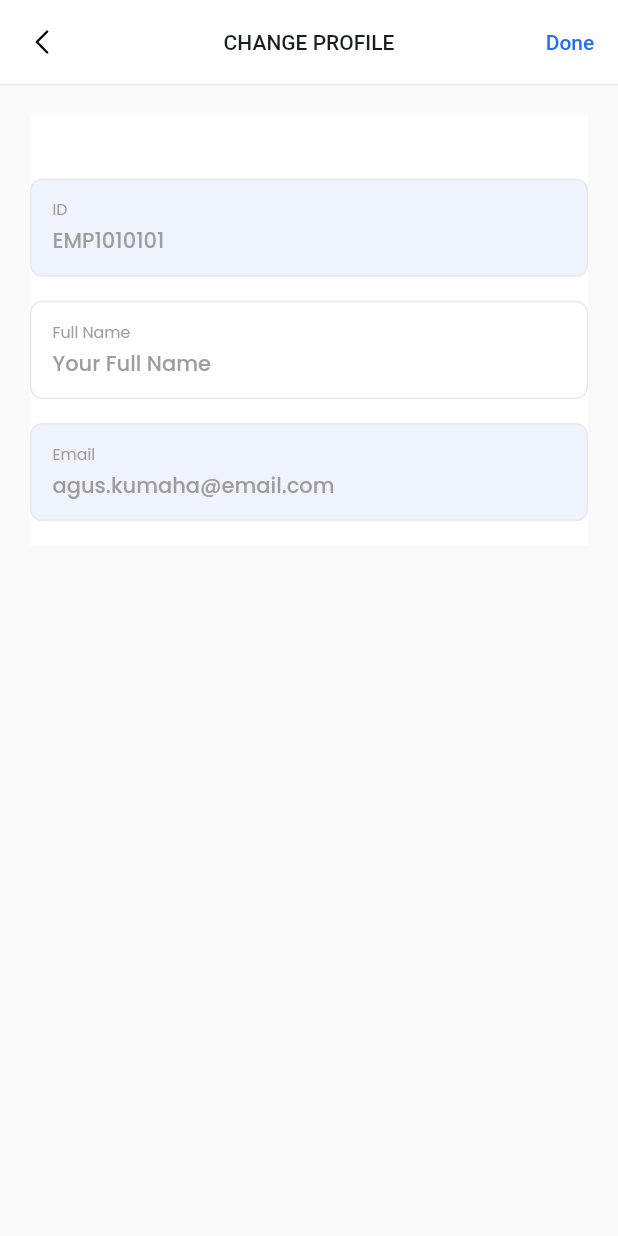
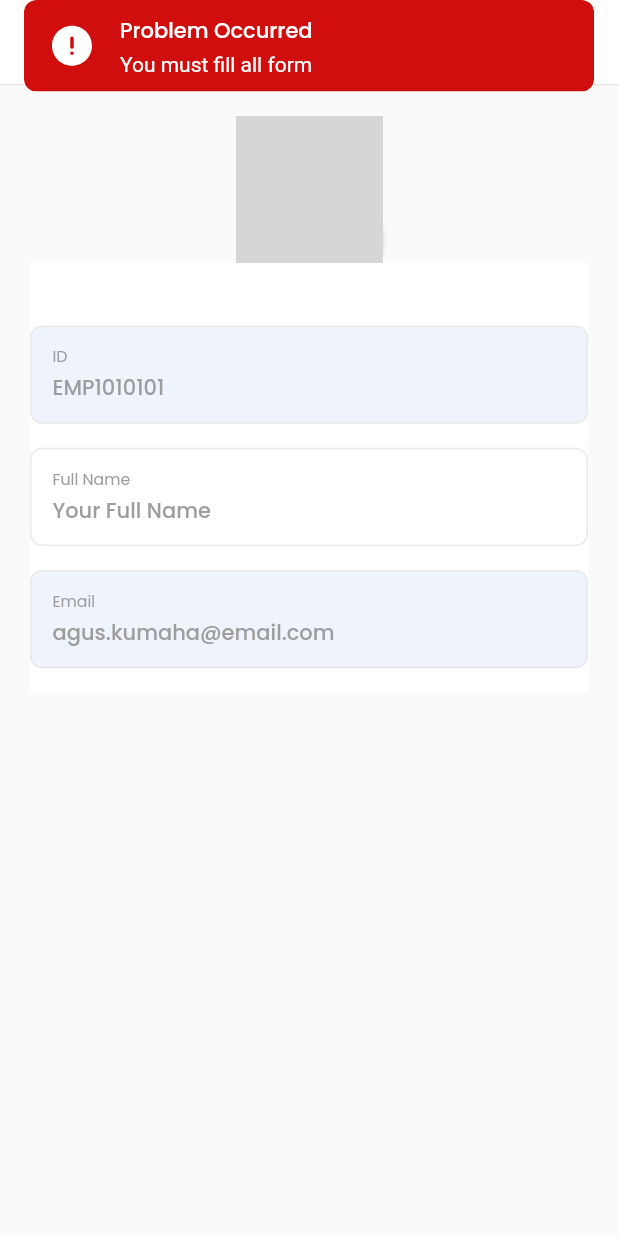
Before and after one commit to superosystem/fresensi, a Flutter app: the UpdateProfileView screen opened directly with empty values, after a tap on "Done", on a phone screen of 412 x 824 dp. Run offline on Flutter 3.47's test engine with Material 2 defaults, Android fonts, the phone set to English and light mode, and no system bars; our stand-ins replace cloud_firestore, firebase_auth, firebase_core, firebase_storage, flutter_svg, get and 1 more; accounts and stored records are empty; network calls fail; grey boxes are pictures that could not be loaded.

Commit message:
upload avatar

```diff
--- a/lib/app/modules/account/update_password/views/update_password_view.dart
+++ b/lib/app/modules/account/update_password/views/update_password_view.dart
@@ -14,7 +14,7 @@ class UpdatePasswordView extends GetView<UpdatePasswordController> {
     return Scaffold(
       appBar: AppBar(
         title: Text(
-          'Change Password',
+          'CHANGE PASSWORD',
           style: TextStyle(
             color: AppColor.secondary,
             fontSize: 14,
--- a/lib/app/modules/account/update_profile/controllers/update_profile_controller.dart
+++ b/lib/app/modules/account/update_profile/controllers/update_profile_controller.dart
@@ -1,23 +1,32 @@
+import 'dart:io';
+
 import 'package:cloud_firestore/cloud_firestore.dart';
 import 'package:firebase_auth/firebase_auth.dart';
+import 'package:firebase_storage/firebase_storage.dart' as s;
 import 'package:flutter/foundation.dart';
 import 'package:flutter/material.dart';
 import 'package:fresensi/app/widgets/toast_custom.dart';
 import 'package:get/get.dart';
+import 'package:image_picker/image_picker.dart';
 
 class UpdateProfileController extends GetxController {
   RxBool isLoading = false.obs;
 
   final Map<String, dynamic> user = Get.arguments;
+  final ImagePicker picker = ImagePicker();
+  XFile? image;
+
   TextEditingController idC = TextEditingController();
   TextEditingController nameC = TextEditingController();
   TextEditingController emailC = TextEditingController();
 
   FirebaseFirestore firestore = FirebaseFirestore.instance;
   FirebaseAuth auth = FirebaseAuth.instance;
+  s.FirebaseStorage storage = s.FirebaseStorage.instance;
 
   @override
   void onInit() {
+    super.onInit();
     idC.text = user['id'];
     nameC.text = user['name'];
     emailC.text = user['email'];
@@ -27,7 +36,9 @@ class UpdateProfileController extends GetxController {
     // get uid user
     String uid = auth.currentUser!.uid;
 
-    if (idC.text.isNotEmpty && nameC.text.isNotEmpty && emailC.text.isNotEmpty) {
+    if (idC.text.isNotEmpty &&
+        nameC.text.isNotEmpty &&
+        emailC.text.isNotEmpty) {
       isLoading.value = true;
 
       try {
@@ -35,21 +46,63 @@ class UpdateProfileController extends GetxController {
         Map<String, dynamic> data = {
           "name": nameC.text,
         };
+        if (image != null) {
+          // upload avatar image to storage
+          File file = File(image!.path);
+          String ext = image!.name.split(".").last;
+          String upDir = "$uid/avatar.$ext";
+          await storage.ref(upDir).putFile(file);
+          String avatarUrl = await storage.ref(upDir).getDownloadURL();
+
+          data.addAll({"avatar": avatarUrl});
+        }
+
         // on update data
         await firestore.collection("employee").doc(uid).update(data);
 
+        image = null;
         Get.back();
         ToastCustom.successToast("Success", "Profile has been changed");
-      }catch(e) {
+      } catch (e) {
         ToastCustom.errorToast("Problem Occurred", "Can not update profile");
         if (kDebugMode) {
           print("ERROR: ${e.toString()}");
         }
-      }finally{
+      } finally {
         isLoading.value = false;
       }
+    }else{
       ToastCustom.errorToast("Problem Occurred", "You must fill all form");
     }
   }
 
+  void pickImage() async {
+    image = await picker.pickImage(source: ImageSource.gallery);
+    if (image != null) {
+      if (kDebugMode) {
+        print(image!.path);
+      }
+      if (kDebugMode) {
+        print(image!.name.split(".").last);
+      }
+    }
+    update();
+  }
+
+  void deleteAvatar() async {
+    String uid = auth.currentUser!.uid;
+    try {
+      await firestore.collection("employee").doc(uid).update({
+        "avatar": FieldValue.delete(),
+      });
+      Get.back();
+
+      Get.snackbar("Success", "Account has been deleted");
+    } catch (e) {
+      Get.snackbar(
+          "Problem Occurred", "Can not delete avatar. Karena ${e.toString()}");
+    } finally {
+      update();
+    }
+  }
 }
--- a/lib/app/modules/account/update_profile/views/update_profile_view.dart
+++ b/lib/app/modules/account/update_profile/views/update_profile_view.dart
@@ -1,6 +1,9 @@
+import 'dart:io';
+
 import 'package:flutter/material.dart';
 import 'package:flutter_svg/flutter_svg.dart';
 import 'package:fresensi/app/data/app_color.dart';
+import 'package:fresensi/app/data/constants.dart';
 import 'package:fresensi/app/widgets/input_custom.dart';
 import 'package:get/get.dart';
 
@@ -8,6 +11,8 @@ import '../controllers/update_profile_controller.dart';
 
 class UpdateProfileView extends GetView<UpdateProfileController> {
   final Map<String, dynamic> user = Get.arguments;
+
+  UpdateProfileView({super.key});
 
   @override
   Widget build(BuildContext context) {
@@ -58,6 +63,63 @@ class UpdateProfileView extends GetView<UpdateProfileController> {
         padding: const EdgeInsets.all(20),
         children: [
           // SECTION 1 - Profile Picture
+          Center(
+            child: Stack(
+              children: [
+                GetBuilder<UpdateProfileController>(
+                  builder: (controller) {
+                    if (controller.image != null) {
+                      return ClipOval(
+                        child: Container(
+                          width: 100,
+                          height: 100,
+                          color: AppColor.primaryExtraSoft,
+                          child: Image.file(
+                            File(controller.image!.path),
+                            fit: BoxFit.cover,
+                          ),
+                        ),
+                      );
+                    } else {
+                      return ClipOval(
+                        child: Container(
+                          width: 98,
+                          height: 98,
+                          color: AppColor.primaryExtraSoft,
+                          child: Image.network(
+                            (user["avatar"] == null || user['avatar'] == "")
+                                ? "$defaultAvatarUrl + ${user['name']}"
+                                : user['avatar'],
+                            fit: BoxFit.cover,
+                          ),
+                        ),
+                      );
+                    }
+                  },
+                ),
+                Positioned(
+                  bottom: 0,
+                  right: 0,
+                  child: SizedBox(
+                    width: 36,
+                    height: 36,
+                    child: ElevatedButton(
+                      onPressed: () {
+                        controller.pickImage();
+                      },
+                      style: ElevatedButton.styleFrom(
+                        padding: EdgeInsets.zero,
+                        shape: RoundedRectangleBorder(
+                          borderRadius: BorderRadius.circular(100),
+                        ),
+                      ),
+                      child: SvgPicture.asset('assets/icons/camera.svg'),
+                    ),
+                  ),
+                ),
+              ],
+            ),
+          ),
           // SECTION 2 - Profile User
           InputCustom(
             controller: controller.idC,
--- a/lib/app/modules/employee/add_employee/controllers/add_employee_controller.dart
+++ b/lib/app/modules/employee/add_employee/controllers/add_employee_controller.dart
@@ -71,6 +71,7 @@ class AddEmployeeController extends GetxController {
             "email": emailC.text,
             "uid": uid,
             "role": defaultRoleUser,
+            "avatar": "",
             "created_at": DateTime.now().toIso8601String(),
           });
 
--- a/pubspec.yaml
+++ b/pubspec.yaml
@@ -19,6 +19,9 @@ dependencies:
   flutter:
     sdk: flutter
   email_validator: ^2.1.17
+  image_picker: ^0.8.7+4
+  path_provider: ^2.0.14
+  firebase_storage: ^11.1.1
 
 dev_dependencies:
   flutter_lints: ^2.0.0
```
Also changed, not shown: pubspec.lock.
